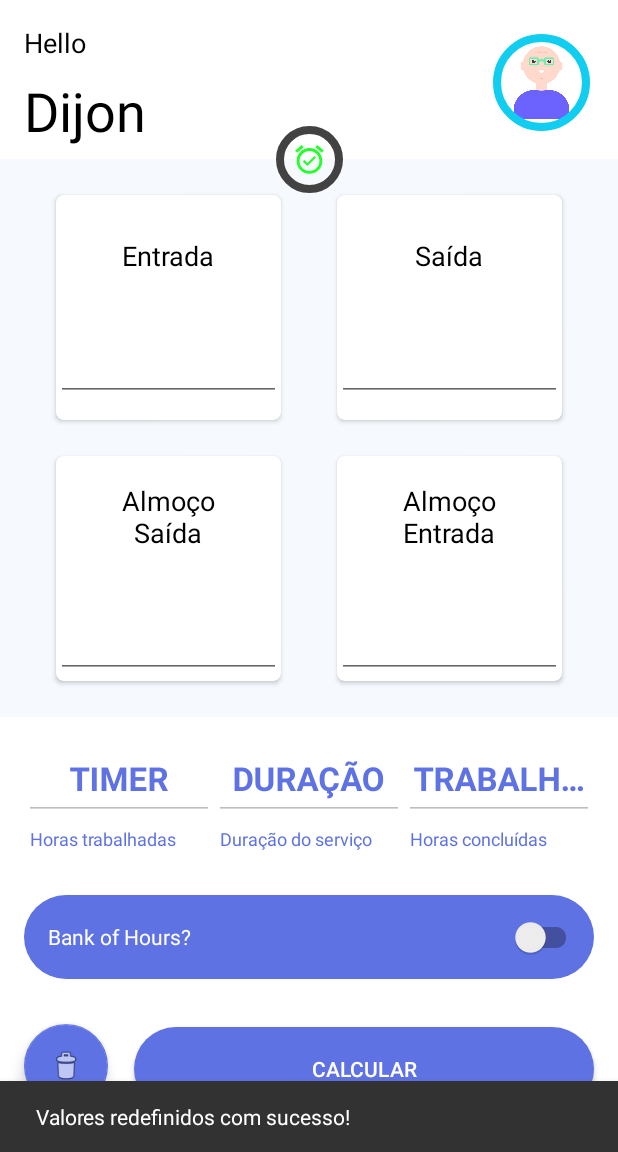
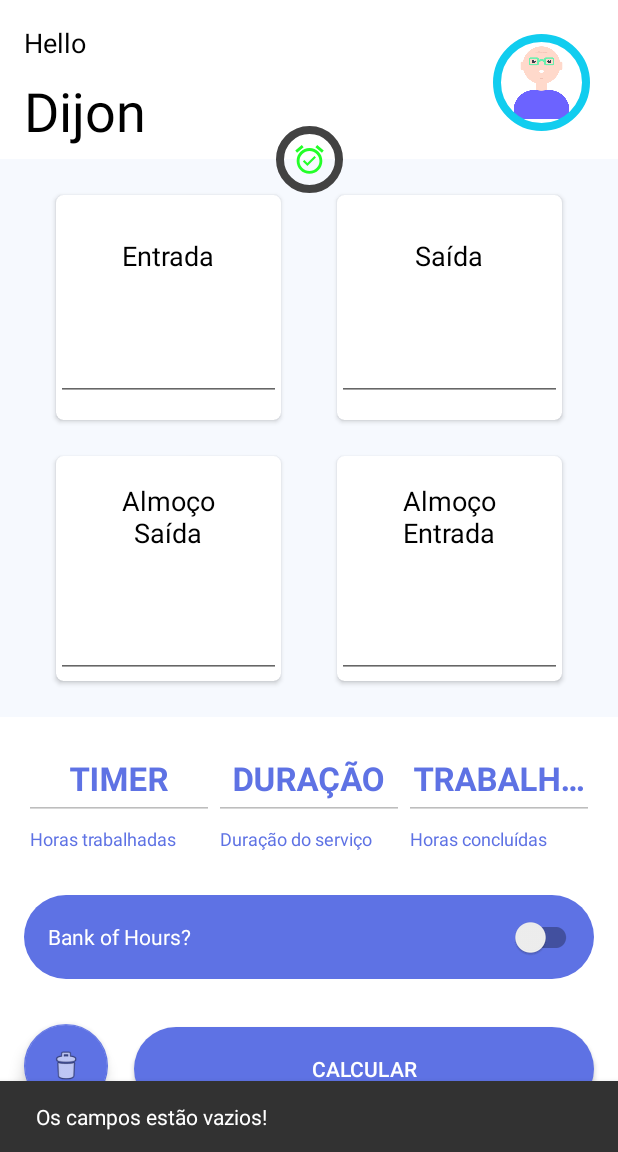
Before and after one commit to dijoncavalcante/vazare, an Android app: the screen it shows after launch (MainActivity), after a tap on an icon or button, on a phone screen of 412 x 824 dp, the part 84-1236 px from its top. Run offline under Robolectric (Android 15) with nearby library versions, the phone set to English and light mode, and no system bars.

Commit message:
fix: Clear fields

```diff
--- a/app/src/main/java/com/example/vazare/manager/AlarmManagerImpl.java
+++ b/app/src/main/java/com/example/vazare/manager/AlarmManagerImpl.java
@@ -43,7 +43,7 @@ public class AlarmManagerImpl implements IAlarmManager {
         boolean alarmUp = (PendingIntent.getBroadcast(VazareApp.getInstance().getApplicationContext(), 0
                 , new Intent(VazareApp.getInstance().getApplicationContext(), MyBroadCastReceiver.class)
                 , PendingIntent.FLAG_NO_CREATE) != null);
-        Log.d(TAG, "Alarm already exists");
+        Log.d(TAG, "isAlarmExists: " + alarmUp);
         return alarmUp;
     }
 
--- a/app/src/main/java/com/example/vazare/ui/MainActivity.java
+++ b/app/src/main/java/com/example/vazare/ui/MainActivity.java
@@ -45,6 +45,7 @@ import java.util.Date;
 import java.util.Objects;
 
 import static com.example.vazare.R.string.clear_values;
+import static com.example.vazare.R.string.not_clear_values;
 import static com.example.vazare.util.Constants.ACTION_UPDATE_NOTIFICATION;
 import static com.example.vazare.util.Constants.CHECK_BANK_OF_HOUR_KEY;
 import static com.example.vazare.util.Constants.FORMAT_HOUR_MIN;
@@ -286,12 +287,16 @@ public class MainActivity extends AppCompatActivity {
     private void fabClearClickListener() {
         fabClear.setOnClickListener(
                 view -> {
-                    Snackbar.make(view, clear_values, Snackbar.LENGTH_LONG)
-                            .setAction("Action", null).show();
-                    reset();
-                    clearSharedPreferences();
-                    cancelCountDownTimer();
-                    cancelAlarm();
+                    if (!etStart.getText().toString().isEmpty() || !etEnd.getText().toString().isEmpty()
+                            || !etLunchIn.getText().toString().isEmpty() || !etLunchOut.getText().toString().isEmpty()) {
+                        reset();
+                        clearSharedPreferences();
+                        cancelCountDownTimer();
+                        cancelAlarm();
+                        Snackbar.make(view, clear_values, Snackbar.LENGTH_SHORT).setAction("Limpar", null).show();
+                    } else {
+                        Snackbar.make(view, not_clear_values, Snackbar.LENGTH_SHORT).setAction("Limpar", null).show();
+                    }
                 }
         );
     }
@@ -425,7 +430,6 @@ public class MainActivity extends AppCompatActivity {
 
     private void setAlarm(String hour) {
         Calendar calendar = getCalendar(hour);
-        alarmPendingIntent = alarmManagerImpl.prepareAlarmPendingIntent();
         alarmManagerImpl.set(AlarmManager.ELAPSED_REALTIME_WAKEUP, calendar.getTimeInMillis(), alarmPendingIntent);
         Toast.makeText(this, "Agendado para: " + calendar.get(Calendar.HOUR_OF_DAY) + ":" + calendar.get(Calendar.MINUTE) + ":" + calendar.get(Calendar.SECOND), Toast.LENGTH_SHORT).show();
         Log.d(TAG, "Alarme set to: " + calendar.get(Calendar.HOUR_OF_DAY) + ":" + calendar.get(Calendar.MINUTE) + ":" + calendar.get(Calendar.SECOND));
@@ -636,6 +640,7 @@ public class MainActivity extends AppCompatActivity {
         switchBankHours = findViewById(R.id.switch_banck_hours);
         tvCountdownTimer = findViewById(R.id.tv_countdown_timer);
         fabClear = findViewById(R.id.fab_clear);
+        alarmPendingIntent = alarmManagerImpl.prepareAlarmPendingIntent();
     }
 
     @Override
--- a/app/src/main/res/values/strings.xml
+++ b/app/src/main/res/values/strings.xml
@@ -36,6 +36,7 @@
     <string name="validate_return_lunch">Por favor preencher a saída para o almoço.</string>
     <string name="validate_return_lunch_bigger">A entrada do almoço deve ser maior que a saída para o almoço.</string>
     <string name="clear_values">Valores redefinidos com sucesso!</string>
+    <string name="not_clear_values">Os campos estão vazios!</string>
     <string name="hello_label">Hello</string>
     <string name="name_label">Dijon</string>
     <string name="face_description">Face of the person</string>
```
